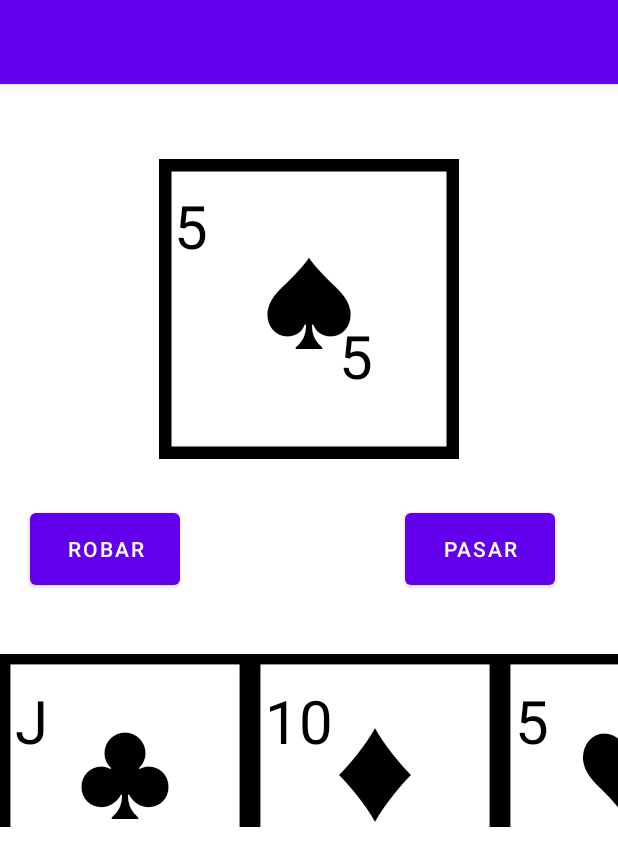
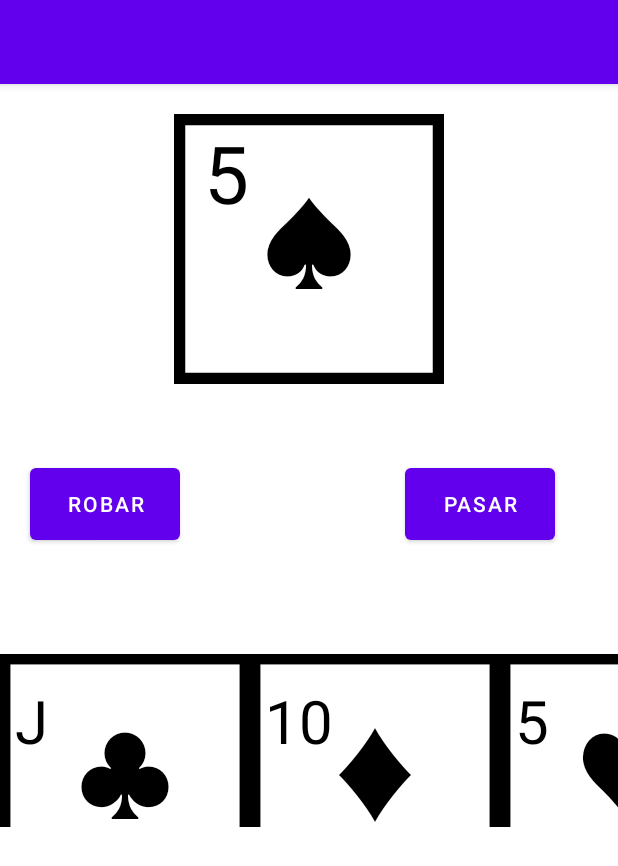
Before and after one commit to JAVHM/Nota1_OchoLocos, an Android app: the screen it shows after launch (MainActivity), on a phone screen of 412 x 824 dp. Shown: the top 866 px of the screen. Run offline under Robolectric (Android 15) with nearby library versions, the phone set to English and light mode, and no system bars.

Commit message:
parte 1000000000/100000000000000000000000000

```diff
--- a/app/src/main/java/pe/edu/ulima/pm/MainActivity.kt
+++ b/app/src/main/java/pe/edu/ulima/pm/MainActivity.kt
@@ -4,6 +4,7 @@ import androidx.appcompat.app.AppCompatActivity
 import android.os.Bundle
 import android.widget.LinearLayout
 import android.widget.TextView
+import pe.edu.ulima.pm.views.CartaMesaView
 import pe.edu.ulima.pm.views.CartaView
 import java.util.function.Predicate
 
@@ -205,7 +206,7 @@ class MainActivity : AppCompatActivity() {
         mesa.add(mazo[0])
         print(mazo.size)
         mazo.removeAt(0)
-        var middle=CartaView(this,mesa[0].valor.toString(),mesa[0].palo)
+        var middle= CartaMesaView(this,mesa[0].valor.toString(),mesa[0].palo)
         var CartaMesa=findViewById<LinearLayout>(R.id.cartaMesa);
         CartaMesa.addView(middle)
     }
--- /dev/null
+++ b/app/src/main/java/pe/edu/ulima/pm/views/CartaMesaView.kt
@@ -0,0 +1,101 @@
+package pe.edu.ulima.pm.views
+
+import android.content.Context
+import android.graphics.Canvas
+import android.graphics.Color
+import android.graphics.Paint
+import android.util.AttributeSet
+import android.view.View
+
+class CartaMesaView: View {
+    val mPaint: Paint = Paint()
+    var mSize: Float = 0f
+    var mSizeII: Float = 0f
+    var mWidth: Float = 0f
+    var mHeight: Float = 0f
+    var numero : String ?= null
+    var simbolo: String? =null;
+    constructor(context: Context, num: String, simb: String) : super(context) {
+        //Crea una instancia a partir de XML
+        numero =num
+        simbolo=simb
+    }
+    constructor(context: Context, attrs: AttributeSet) : super(context, attrs) {
+        //Crea una instancia a partir de XML
+
+
+    }
+
+    override fun onMeasure(widthMeasureSpec: Int, heightMeasureSpec: Int) {
+        super.onMeasure(widthMeasureSpec, heightMeasureSpec)
+
+        //ancho del cel
+        mWidth = View.MeasureSpec.getSize(widthMeasureSpec).toFloat()
+        //alto de cel
+        mHeight = View.MeasureSpec.getSize(heightMeasureSpec).toFloat()
+        //el maximo entre los dos
+        mSize = Math.max(mWidth, mHeight).toFloat()
+        //el minimo entre los dos
+        mSizeII= Math.min(mWidth, mHeight)
+//        setMeasuredDimension(mWidth.toInt(), mHeight.toInt())
+        setMeasuredDimension((mSizeII!!*1F).toInt(), (mSizeII!!*1f).toInt())
+    }
+
+    override fun onDraw(canvas: Canvas?) {
+        super.onDraw(canvas)
+
+        drawCarta(canvas!!)
+        drawCaracteres(canvas!!)
+    }
+
+    private fun drawCarta(canvas: Canvas) {
+        mPaint!!.color = Color.BLACK
+        mPaint!!.style = Paint.Style.STROKE
+        mPaint!!.setStrokeWidth(mSizeII!!/12f)
+        canvas.drawRect(0f, mSizeII!!, mSizeII, 0f, mPaint)
+
+    }
+
+    private fun drawCaracteres(canvas: Canvas){
+        //numeros TOP
+        var simb=simbolo!!
+        val colorPalo: Paint = Paint()
+        var negro=Color.BLACK;
+        var rojo=Color.RED;
+
+        if(simb=="corazon"){
+            simb="♥"
+            colorPalo.color=Color.RED;
+        }else if(simb=="espada"){
+            simb="♠"
+            colorPalo.color=Color.BLACK;
+        }else if(simb=="trebol"){
+            simb="♣"
+            colorPalo.color=Color.BLACK;
+        }else if(simb=="diamante"){
+            simb="♦"
+            colorPalo.color=Color.RED;
+        }
+        var textoT=Paint(Paint.ANTI_ALIAS_FLAG)
+        textoT.color=Color.BLACK
+        textoT.textSize=80f
+
+
+        canvas!!.drawText(numero!!,30f,90f,textoT)
+        //numero BOT
+        var textoB=Paint(Paint.ANTI_ALIAS_FLAG)
+        textoB.color=Color.BLACK
+        textoB.textSize=80f
+        canvas!!.drawText(numero!!,350f,400f,textoB)
+        //simbolos
+        var icono=Paint(Paint.ANTI_ALIAS_FLAG)
+        icono.textSize=100f
+        icono.textAlign=Paint.Align.CENTER
+        val xPos = (canvas.width / 2)
+        val yPos = (canvas.height / 2 - (icono.descent() + icono.ascent()) / 2)
+
+        canvas!!.drawText(simb!!,xPos.toFloat(),yPos.toFloat(),icono)
+
+    }
+
+}
--- a/app/src/main/res/layout/activity_juego.xml
+++ b/app/src/main/res/layout/activity_juego.xml
@@ -4,37 +4,65 @@
     android:layout_width="match_parent"
     android:layout_height="match_parent">
 
-
+    <LinearLayout
+        android:layout_width="match_parent"
+        android:layout_height="350dp"
+        android:orientation="vertical">
     <LinearLayout
         android:layout_width="match_parent"
         android:layout_height="200dp"
-        android:layout_marginTop="50dp"
+        android:paddingTop="20dp"
         android:id="@+id/cartaMesa"
         android:gravity="center"
         android:orientation="horizontal">
-
     </LinearLayout>
     <LinearLayout
         android:layout_width="match_parent"
-        android:layout_height="match_parent"
-        android:layout_marginTop="280dp"
-        android:layout_marginBottom="390dp">
-
-        <Button
-            android:layout_width="100dp"
-            android:layout_height="60dp"
-            android:layout_marginTop="0dp"
-            android:layout_marginLeft="20dp"
-            android:text="robar">
-        </Button>
+        android:layout_height="150dp"
+        android:orientation="horizontal">
         <Button
         android:layout_width="100dp"
         android:layout_height="60dp"
-        android:layout_marginTop="0dp"
+        android:layout_centerHorizontal="true"
+        android:layout_marginLeft="20dp"
+        android:layout_marginTop="50dp"
+        android:text="robar"></Button>
+        <Button
+        android:layout_width="100dp"
+        android:layout_height="60dp"
+        android:layout_centerHorizontal="true"
         android:layout_marginLeft="150dp"
-        android:text="pasar"></Button>
+        android:layout_marginTop="50dp"
+        android:text="pasar">
+        </Button>
 
     </LinearLayout>
+
+    </LinearLayout>
+<!--    <LinearLayout-->
+<!--        android:layout_width="match_parent"-->
+<!--        android:layout_height="match_parent"-->
+
+<!--        android:layout_marginBottom="390dp">-->
+
+<!--        <Button-->
+<!--            android:layout_width="100dp"-->
+<!--            android:layout_height="60dp"-->
+<!--            android:layout_centerHorizontal="true"-->
+<!--            android:layout_marginLeft="20dp"-->
+<!--            android:layout_marginTop="0dp"-->
+<!--            android:text="robar"></Button>-->
+
+<!--        <Button-->
+<!--            android:layout_width="100dp"-->
+<!--            android:layout_height="60dp"-->
+<!--            android:layout_centerHorizontal="true"-->
+<!--            android:layout_marginLeft="150dp"-->
+<!--            android:layout_marginTop="0dp"-->
+
+<!--            android:text="pasar"></Button>-->
+
+<!--    </LinearLayout>-->
 
 <!--    <Button-->
 <!--        android:id="@+id/CartaM"-->
```
